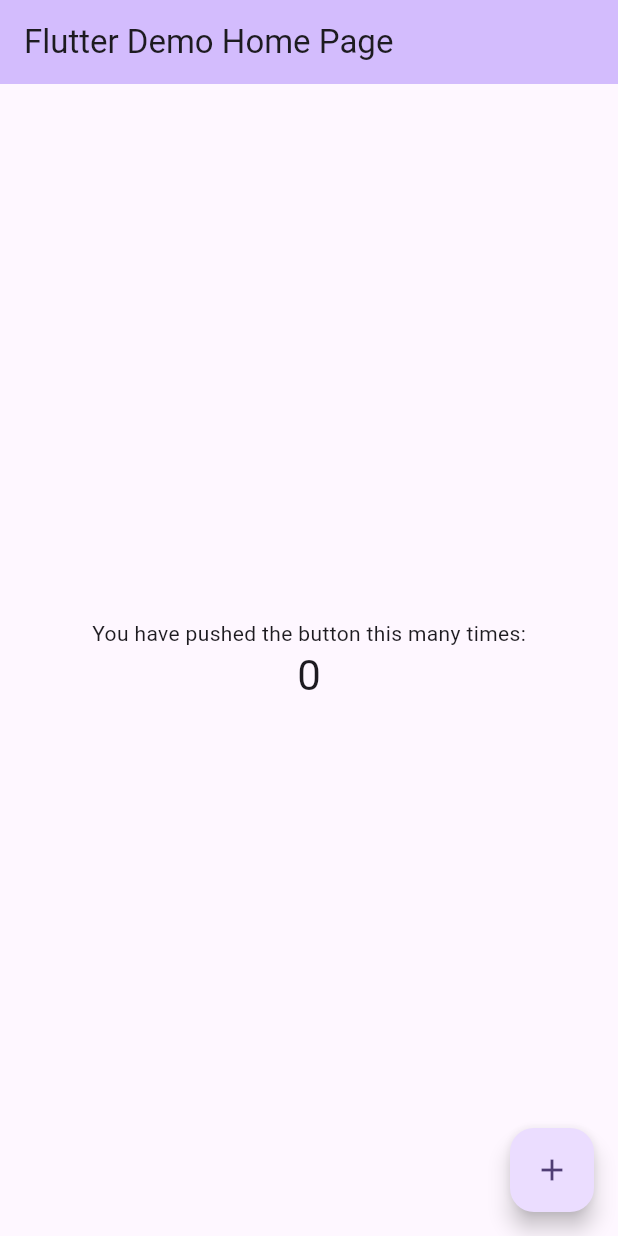
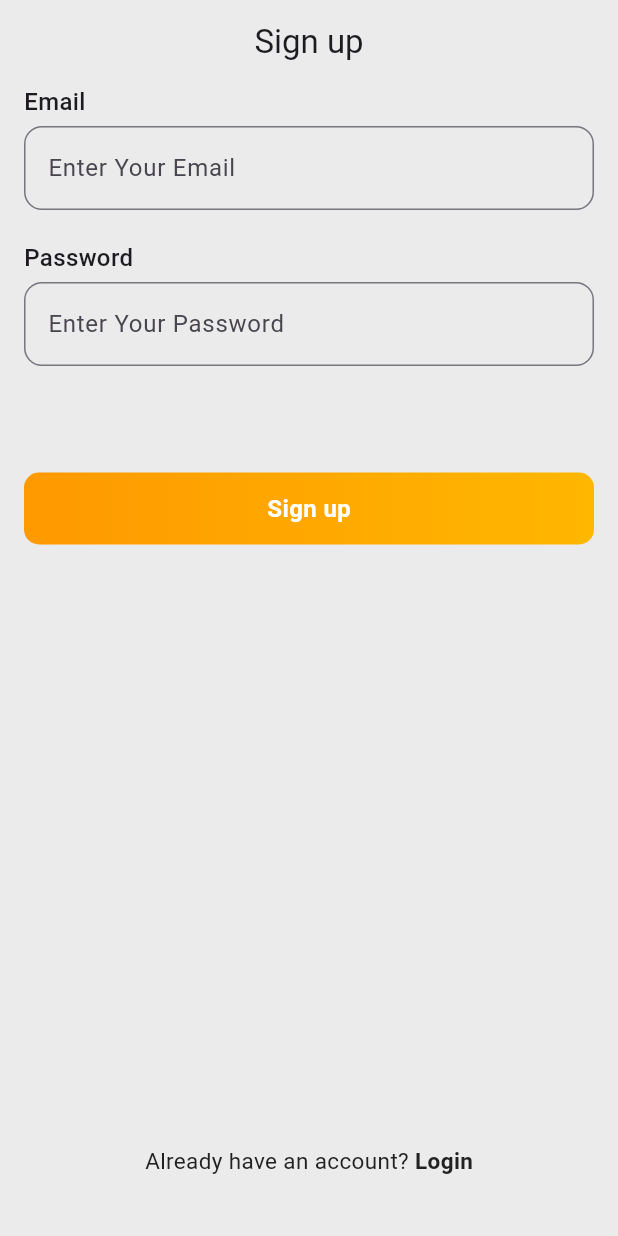
Before and after one commit to Mon3em-Essam/nti-shopping-app, a Flutter app: the screen it shows after launch, on a phone screen of 412 x 824 dp. Run offline on Flutter 3.47's test engine with Material 3 defaults, Android fonts, the light colour scheme and no system bars; our stand-ins replace cached_network_image, get_it, injectable.

Commit message:
feat(auth): add login and sign up screens
- add Login and SignUp screens with DTOs
- add reusable CustomTextFormField and CustomButton
- add ProductItem widget
- add app routes

```diff
--- /dev/null
+++ b/lib/core/widgets/custom_button.dart
@@ -0,0 +1,45 @@
+import 'package:flutter/material.dart';
+
+class CustomButton extends StatelessWidget {
+  final String text;
+  final VoidCallback onTap;
+  final double height;
+
+  const CustomButton({
+    super.key,
+    required this.text,
+    required this.onTap,
+    this.height = 48.0,
+  });
+
+  @override
+  Widget build(BuildContext context) {
+    return Ink(
+      decoration: BoxDecoration(
+        gradient: const LinearGradient(
+          colors: [Color(0xffFF9900), Color(0xffFFB700)],
+          begin: Alignment.centerLeft,
+          end: Alignment.centerRight,
+        ),
+        borderRadius: BorderRadius.circular(10),
+      ),
+      child: InkWell(
+        borderRadius: BorderRadius.circular(10),
+        onTap: onTap,
+        child: Container(
+          height: height,
+          padding: const EdgeInsets.all(8),
+          alignment: Alignment.center,
+          child: Text(
+            text,
+            style: const TextStyle(
+              fontSize: 16,
+              fontWeight: FontWeight.w600,
+              color: Color(0xffFFFFFF),
+            ),
+          ),
+        ),
+      ),
+    );
+  }
+}
--- /dev/null
+++ b/lib/core/widgets/custom_text_form_feild.dart
@@ -0,0 +1,44 @@
+
+import 'package:flutter/material.dart';
+
+class CustomTextFormField extends StatelessWidget {
+  const CustomTextFormField({
+    super.key,
+    required this.label,
+    required this.hint,
+    this.keyboardType,
+    this.obscureText = false,
+    this.controller,
+  });
+
+  final String label;
+  final String hint;
+  final TextInputType? keyboardType;
+  final bool obscureText;
+  final TextEditingController? controller;
+
+  @override
+  Widget build(BuildContext context) {
+    return Column(
+      crossAxisAlignment: CrossAxisAlignment.start,
+      children: [
+        Text(
+          label,
+          style: const TextStyle(fontSize: 16, fontWeight: FontWeight.w500),
+        ),
+        const SizedBox(height: 5),
+        TextFormField(
+          controller: controller,
+          keyboardType: keyboardType,
+          obscureText: obscureText,
+          decoration: InputDecoration(
+            hintText: hint,
+            border: OutlineInputBorder(
+              borderRadius: BorderRadius.circular(12),
+            ),
+          ),
+        ),
+      ],
+    );
+  }
+}
--- /dev/null
+++ b/lib/feture/auth/presentation/screens/view/login.dart
@@ -0,0 +1,69 @@
+import 'package:flutter/gestures.dart';
+import 'package:flutter/material.dart';
+import 'package:nti_shopping_app/core/widgets/custom_button.dart';
+import 'package:nti_shopping_app/core/widgets/custom_text_form_feild.dart';
+
+class Login extends StatefulWidget {
+  const Login({super.key});
+
+  @override
+  State<Login> createState() => _SignUpState();
+}
+
+class _SignUpState extends State<Login> {
+  @override
+  Widget build(BuildContext context) {
+    return Scaffold(
+      backgroundColor: Color(0xffEBEBEB),
+      appBar: AppBar(
+        backgroundColor: Color(0xffEBEBEB),
+        title: Center(child: Text("Sign up")),
+      ),
+      body: Padding(
+        padding: const EdgeInsets.symmetric(horizontal: 16),
+        child: SingleChildScrollView(
+          child: Column(
+            crossAxisAlignment: CrossAxisAlignment.start,
+            children: [
+              CustomTextFormField(
+                label: "Email",
+                hint: "Enter Your Email",
+                keyboardType: TextInputType.emailAddress,
+              ),
+              const SizedBox(height: 20),
+              CustomTextFormField(
+                label: "Password",
+                hint: "Enter Your Password",
+                obscureText: true,
+              ),
+              SizedBox(height: 71),
+              CustomButton(text: "Sign up", onTap: () {}),
+              SizedBox(height: 400),
+              Center(
+                child: Text.rich(
+                  TextSpan(
+                    text: "Already have an account? ",
+                    style: const TextStyle(
+                      fontSize: 15,
+                      color: Color(0xff212121),
+                    ),
+                    children: [
+                      TextSpan(
+                        text: "Login",
+                        style: const TextStyle(
+                          color: Color(0xff212121),
+                          fontWeight: FontWeight.bold,
+                        ),
+                        recognizer: TapGestureRecognizer()..onTap = () {},
+                      ),
+                    ],
+                  ),
+                ),
+              ),
+            ],
+          ),
+        ),
+      ),
+    );
+  }
+}
--- a/lib/main.dart
+++ b/lib/main.dart
@@ -1,4 +1,6 @@
 import 'package:flutter/material.dart';
+import 'package:nti_shopping_app/feture/auth/presentation/screens/view/login.dart';
+import 'package:nti_shopping_app/feture/auth/presentation/screens/view/sign_up.dart';
 
 void main() {
   runApp(const MyApp());
@@ -7,116 +9,8 @@ void main() {
 class MyApp extends StatelessWidget {
   const MyApp({super.key});
 
-  // This widget is the root of your application.
   @override
   Widget build(BuildContext context) {
-    return MaterialApp(
-      title: 'Flutter Demo',
-      theme: ThemeData(
-        // This is the theme of your application.
-        //
-        // TRY THIS: Try running your application with "flutter run". You'll see
-        // the application has a purple toolbar. Then, without quitting the app,
-        // try changing the seedColor in the colorScheme below to Colors.green
-        // and then invoke "hot reload" (save your changes or press the "hot
-        // reload" button in a Flutter-supported IDE, or press "r" if you used
-        // the command line to start the app).
-        //
-        // Notice that the counter didn't reset back to zero; the application
-        // state is not lost during the reload. To reset the state, use hot
-        // restart instead.
-        //
-        // This works for code too, not just values: Most code changes can be
-        // tested with just a hot reload.
-        colorScheme: .fromSeed(seedColor: Colors.deepPurple),
-      ),
-      home: const MyHomePage(title: 'Flutter Demo Home Page'),
-    );
+    return const MaterialApp(home: Login(), debugShowCheckedModeBanner: false);
   }
 }
-
-class MyHomePage extends StatefulWidget {
-  const MyHomePage({super.key, required this.title});
-
-  // This widget is the home page of your application. It is stateful, meaning
-  // that it has a State object (defined below) that contains fields that affect
-  // how it looks.
-
-  // This class is the configuration for the state. It holds the values (in this
-  // case the title) provided by the parent (in this case the App widget) and
-  // used by the build method of the State. Fields in a Widget subclass are
-  // always marked "final".
-
-  final String title;
-
-  @override
-  State<MyHomePage> createState() => _MyHomePageState();
-}
-
-class _MyHomePageState extends State<MyHomePage> {
-  int _counter = 0;
-
-  void _incrementCounter() {
-    setState(() {
-      // This call to setState tells the Flutter framework that something has
-      // changed in this State, which causes it to rerun the build method below
-      // so that the display can reflect the updated values. If we changed
-      // _counter without calling setState(), then the build method would not be
-      // called again, and so nothing would appear to happen.
-      _counter++;
-    });
-  }
-
-  @override
-  Widget build(BuildContext context) {
-    // This method is rerun every time setState is called, for instance as done
-    // by the _incrementCounter method above.
-    //
-    // The Flutter framework has been optimized to make rerunning build methods
-    // fast, so that you can just rebuild anything that needs updating rather
-    // than having to individually change instances of widgets.
-    return Scaffold(
-      appBar: AppBar(
-        // TRY THIS: Try changing the color here to a specific color (to
-        // Colors.amber, perhaps?) and trigger a hot reload to see the AppBar
-        // change color while the other colors stay the same.
-        backgroundColor: Theme.of(context).colorScheme.inversePrimary,
-        // Here we take the value from the MyHomePage object that was created by
-        // the App.build method, and use it to set our appbar title.
-        title: Text(widget.title),
-      ),
-      body: Center(
-        // Center is a layout widget. It takes a single child and positions it
-        // in the middle of the parent.
-        child: Column(
-          // Column is also a layout widget. It takes a list of children and
-          // arranges them vertically. By default, it sizes itself to fit its
-          // children horizontally, and tries to be as tall as its parent.
-          //
-          // Column has various properties to control how it sizes itself and
-          // how it positions its children. Here we use mainAxisAlignment to
-          // center the children vertically; the main axis here is the vertical
-          // axis because Columns are vertical (the cross axis would be
-          // horizontal).
-          //
-          // TRY THIS: Invoke "debug painting" (choose the "Toggle Debug Paint"
-          // action in the IDE, or press "p" in the console), to see the
-          // wireframe for each widget.
-          mainAxisAlignment: .center,
-          children: [
-            const Text('You have pushed the button this many times:'),
-            Text(
-              '$_counter',
-              style: Theme.of(context).textTheme.headlineMedium,
-            ),
-          ],
-        ),
-      ),
-      floatingActionButton: FloatingActionButton(
-        onPressed: _incrementCounter,
-        tooltip: 'Increment',
-        child: const Icon(Icons.add),
-      ),
-    );
-  }
-}
```
Also changed, not shown: lib/core/widgets/product_item.dart (added, +160 -0 lines), lib/feture/auth/presentation/screens/view/sign_up.dart (added, +88 -0 lines), lib/core/routes/app_routes.dart (added), lib/feture/auth/data/models/login_dto.dart (added), lib/feture/auth/data/models/sign_up_dto.dart (added).
